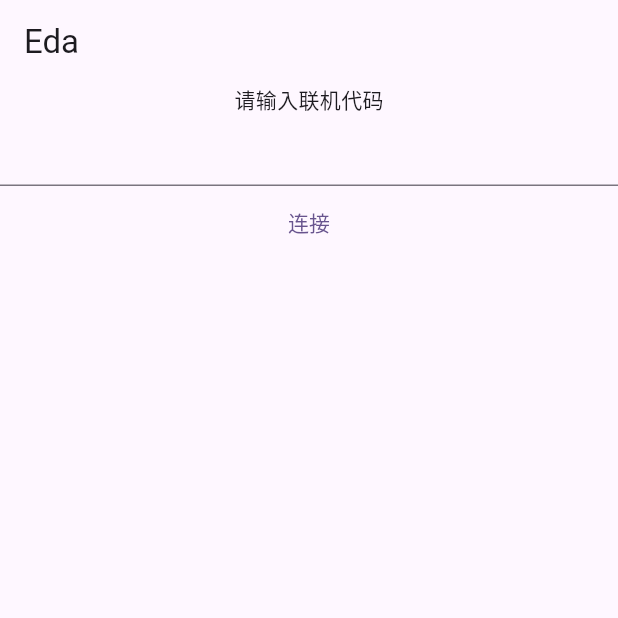
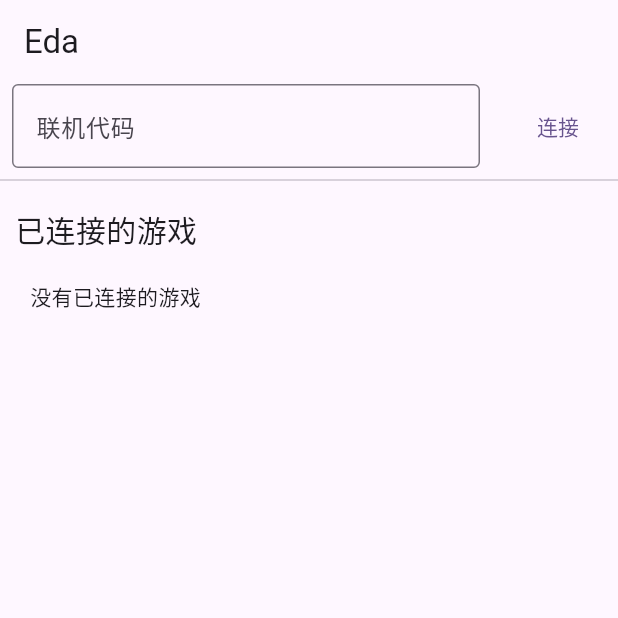
Before and after one commit to LoCyan-Team/Eda, a Flutter app: the screen it shows after launch, on a phone screen of 412 x 824 dp, the top half of it. Run offline on Flutter 3.47's test engine with Material 3 defaults, Android fonts, the phone set to English and light mode, and no system bars; our stand-ins replace dio; missing offline and left inert: window_manager; statements that could not run were skipped.

Commit message:
完善 GUI

```diff
--- a/lib/gui/home.dart
+++ b/lib/gui/home.dart
@@ -3,7 +3,7 @@ import 'package:eda/task.dart';
 import 'package:eda/utils/port_forward.dart';
 import 'package:flutter/material.dart';
 
-import '../model/connect_info.dart';
+import '../models/connect_info.dart';
 import '../state.dart' as data;
 
 class HomeUI extends StatefulWidget {
@@ -22,17 +22,106 @@ class _HomeUIState extends State<HomeUI> {
   Widget build(BuildContext context) {
     return Scaffold(
       appBar: AppBar(
-        title: const Text('Eda'),
+        title: data.State.forwards.isEmpty
+            ? const Text('Eda')
+            : Text('Eda - ${data.State.forwards.length} 已连接'),
       ),
       body: Column(
+        mainAxisSize: MainAxisSize.max,
+        crossAxisAlignment: CrossAxisAlignment.start,
         children: [
-          const Text('请输入联机代码'),
-          TextField(
+          Center(
+            child: Row(
+              mainAxisSize: MainAxisSize.min,
+              crossAxisAlignment: CrossAxisAlignment.center,
+              children: [
+                Container(
+                  width: MediaQuery.of(context).size.width - 100,
+                  margin: const EdgeInsets.only(right: 20),
+                  child: TextField(
+                    onSubmitted: (code) async => _connect(context),
                     controller: _textEditingController,
+                    decoration: const InputDecoration(
+                      border: OutlineInputBorder(),
+                      hintText: '联机代码',
+                    ),
+                  ),
                 ),
                 TextButton(
+                  onPressed: () => _connect(context),
+                  child: const Text('连接'),
+                ),
+              ],
+            ),
+          ),
+          const Divider(),
+          Container(
+            margin: const EdgeInsets.only(left: 10, top: 10),
+            child: const Text(
+              '已连接的游戏',
+              style: TextStyle(fontSize: 20),
+            ),
+          ),
+          Container(
+            margin: const EdgeInsets.all(20),
+            width: MediaQuery.of(context).size.width,
+            height: MediaQuery.of(context).size.height - 200,
+            child: data.State.forwards.isNotEmpty
+                ? ListView.builder(
+                    itemCount: data.State.forwards.length,
+                    itemBuilder: (BuildContext context, int index) {
+                      final item = data.State.forwards[index];
+                      return Card(
+                        child: Container(
+                          margin: const EdgeInsets.all(10),
+                          child: Column(
+                            crossAxisAlignment: CrossAxisAlignment.start,
+                            children: [
+                              Text(
+                                item.name,
+                              ),
+                              Text(
+                                item.code,
+                                style: TextStyle(
+                                  fontSize: 12.5,
+                                  color: Theme.of(context).disabledColor,
+                                ),
+                              ),
+                              Row(
+                                children: [
+                                  TextButton(
                                     onPressed: () async {
+                                      tasker.endMulticast(item.task);
+                                      item.server.close();
+                                      data.State.forwards.remove(item);
+                                      ScaffoldMessenger.of(context)
+                                          .showSnackBar(const SnackBar(
+                                              content: Text('已断开。')));
+                                      setState(() {});
+                                    },
+                                    child: const Text('断开'),
+                                  ),
+                                ],
+                              ),
+                            ],
+                          ),
+                        ),
+                      );
+                    })
+                : const Text('没有已连接的游戏'),
+          ),
+        ],
+      ),
+    );
+  }
+
+  _connect(BuildContext context) async {
     final code = _textEditingController.text;
+    if (code.isEmpty) {
+      ScaffoldMessenger.of(context)
+          .showSnackBar(const SnackBar(content: Text('请提供联机代码。')));
+      return;
+    }
     for (ConnectInfo info in data.State.forwards) {
       if (info.code == code) {
         ScaffoldMessenger.of(context)
@@ -40,33 +129,36 @@ class _HomeUIState extends State<HomeUI> {
         return;
       }
     }
-              final proxy = await requestCodeInfo(code);
+    CodeInfoResult? proxy;
+    try {
+      proxy = await requestCodeInfo(code);
+    } catch (e, s) {
+      ScaffoldMessenger.of(context)
+          .showSnackBar(SnackBar(content: Text('请求服务时发生错误：$e')));
+      print(e);
+      print(s);
+    }
+    if (proxy == null) {
+      return;
+    }
     if (proxy.status == 200) {
       final server = await forwarder.create(proxy.host!, proxy.port!);
       final task = await tasker.startMulticast(server, proxy.name!);
       final info = ConnectInfo(
-                  server: server,
-                  code: code,
-                  task: task,
-                );
+          server: server, code: code, task: task, name: proxy.name!);
       data.State.forwards.add(info);
       ScaffoldMessenger.of(context)
           .showSnackBar(const SnackBar(content: Text('联机已启动。')));
+      setState(() {});
     } else {
       switch (proxy.status) {
         case 404:
-                    ScaffoldMessenger.of(context).showSnackBar(
-                        const SnackBar(content: Text('请求的联机代码似乎无效，请检查！')));
+          ScaffoldMessenger.of(context)
+              .showSnackBar(const SnackBar(content: Text('请求的联机代码似乎无效，请检查！')));
         default:
-                    ScaffoldMessenger.of(context).showSnackBar(
-                        SnackBar(content: Text('发生错误: ${proxy.message}')));
+          ScaffoldMessenger.of(context)
+              .showSnackBar(SnackBar(content: Text('发生错误: ${proxy.message}')));
       }
     }
-            },
-            child: const Text('连接'),
-          ),
-        ],
-      ),
-    );
   }
 }
--- a/lib/main.dart
+++ b/lib/main.dart
@@ -1,14 +1,44 @@
 import 'package:eda/gui/home.dart';
 import 'package:flutter/material.dart';
+import 'package:window_manager/window_manager.dart';
 
 void main() async {
-  runApp(const MyApp());
+  WidgetsFlutterBinding.ensureInitialized();
+  await windowManager.ensureInitialized();
+  WindowOptions windowOptions = const WindowOptions(
+    size: Size(800, 500),
+    minimumSize: Size(400, 400),
+    center: true,
+    skipTaskbar: false,
+  );
+  windowManager.waitUntilReadyToShow(windowOptions, () async {
+    await windowManager.show();
+    await windowManager.focus();
+  });
+
+  runApp(const App());
 }
 
-class MyApp extends StatelessWidget {
-  const MyApp({super.key});
+class App extends StatefulWidget {
+  const App({super.key});
 
-  // This widget is the root of your application.
+  @override
+  State createState() => _AppState();
+}
+
+class _AppState extends State<App> with WindowListener {
+  @override
+  void initState() {
+    super.initState();
+    windowManager.addListener(this);
+  }
+
+  @override
+  void dispose() {
+    windowManager.removeListener(this);
+    super.dispose();
+  }
+
   @override
   Widget build(BuildContext context) {
     return MaterialApp(
@@ -22,4 +52,10 @@ class MyApp extends StatelessWidget {
       },
     );
   }
+
+  @override
+  void onWindowFocus() {
+    // Make sure to call once.
+    setState(() {});
+  }
 }
--- a/lib/model/connect_info.dart
+++ b/lib/models/connect_info.dart
@@ -6,8 +6,10 @@ class ConnectInfo {
     required this.server,
     required this.code,
     required this.task,
+    required this.name,
   });
   final ServerSocket server;
   final String code;
   final Timer task;
+  final String name;
 }
--- a/lib/state.dart
+++ b/lib/state.dart
@@ -1,4 +1,4 @@
-import 'model/connect_info.dart';
+import 'models/connect_info.dart';
 
 class State {
   static final List<ConnectInfo> forwards = [];
--- a/pubspec.yaml
+++ b/pubspec.yaml
@@ -36,6 +36,7 @@ dependencies:
   # Use with the CupertinoIcons class for iOS style icons.
   cupertino_icons: ^1.0.8
   dio: ^5.7.0
+  window_manager: ^0.4.2
 
 dev_dependencies:
   flutter_test:
```
Also changed, not shown: pubspec.lock, 7 other files. Lines whose indentation alone changed are shown as unchanged.
